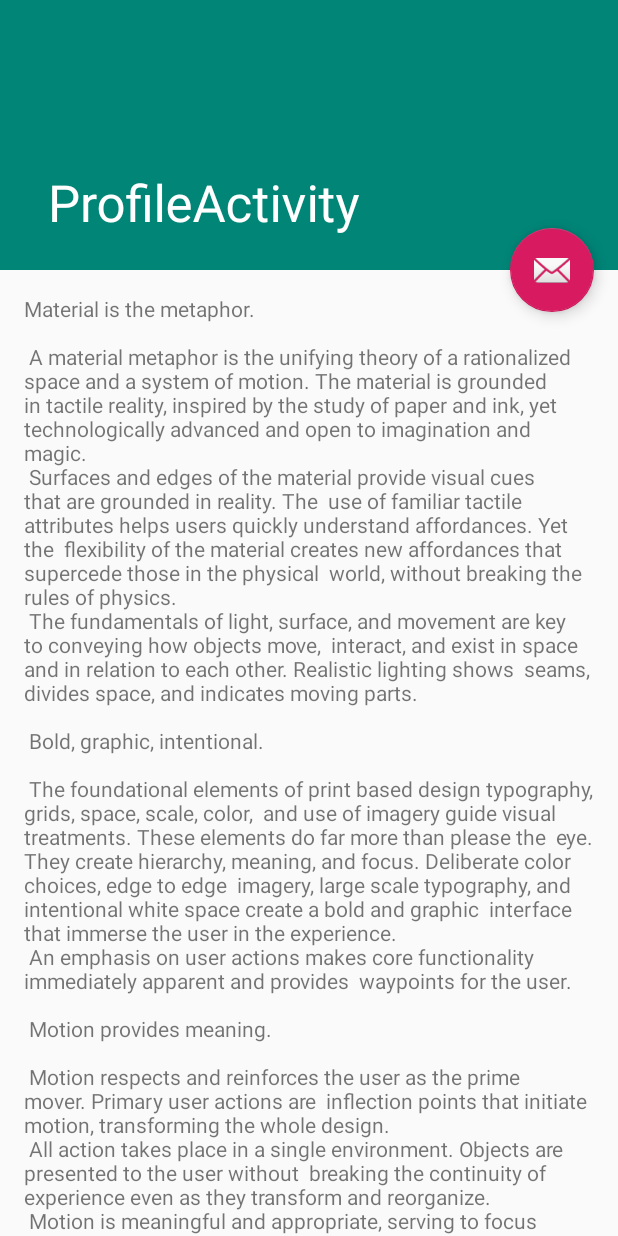
After one commit to zimivanende/HSAI, an Android app: the ProfileActivity screen opened directly, with no data from a screen before it, on a phone screen of 412 x 824 dp. The commit adds this screen. Run offline under Robolectric (Android 15) with nearby library versions, the phone set to English and light mode, and no system bars.

Commit message:
transition to profileActivity by tapping on the profile picture on hamburger menu

```diff
--- a/programma/app/src/main/AndroidManifest.xml
+++ b/programma/app/src/main/AndroidManifest.xml
@@ -25,7 +25,11 @@
         <activity android:name=".MiniGamesActivity" />
         <activity android:name=".LeaderboardActivity" />
         <activity android:name=".HelpActivity" />
-        <activity android:name=".ChallengesActivity"></activity>
+        <activity android:name=".ChallengesActivity" />
+        <activity
+            android:name=".ProfileActivity"
+            android:label="@string/title_activity_profile"
+            android:theme="@style/AppTheme.NoActionBar"></activity>
     </application>
 
 </manifest>
--- a/programma/app/src/main/java/hsai/prototype/fietsveilig/HomeActivity.java
+++ b/programma/app/src/main/java/hsai/prototype/fietsveilig/HomeActivity.java
@@ -1,6 +1,7 @@
 package hsai.prototype.fietsveilig;
 
 import android.content.Intent;
+import android.media.Image;
 import android.os.Bundle;
 import android.support.design.widget.FloatingActionButton;
 import android.support.design.widget.Snackbar;
@@ -16,6 +17,7 @@ import android.support.v7.widget.Toolbar;
 import android.view.Menu;
 import android.view.MenuItem;
 import android.view.ViewGroup;
+import android.widget.Button;
 import android.widget.ImageView;
 import android.widget.TextView;
 
@@ -56,24 +58,8 @@ public class HomeActivity extends AppCompatActivity
     public boolean onCreateOptionsMenu(Menu menu) {
         // Inflate the menu; this adds items to the action bar if it is present.
         getMenuInflater().inflate(R.menu.home, menu);
+        init();
         return true;
-    }
-
-    @Override
-    protected void onResume() {
-        super.onResume();
-
-        // set tap listener on profile imageView
-//        ImageView profileImage = findViewById(R.id.nav_header_profile_image);
-//        profileImage.setOnTouchListener(new View.OnTouchListener() {
-//            @Override
-//            public boolean onTouch(View v, MotionEvent event) {
-//                TextView tv = findViewById(R.id.nav_header_profile_name);
-//                tv.setText("ok!");
-//
-//                return true;
-//            }
-//        });
     }
 
     @Override
@@ -88,6 +74,18 @@ public class HomeActivity extends AppCompatActivity
 //        }
 
         return super.onOptionsItemSelected(item);
+    }
+
+    private void init(){
+        // go to profile activity when profile picture in hamburger menu is tapped
+        ImageView profilePic = findViewById(R.id.nav_header_profile_image);
+        profilePic.setOnClickListener(new View.OnClickListener() {
+            @Override
+            public void onClick(View v) {
+                Intent transfer = new Intent(HomeActivity.this, ProfileActivity.class);
+                startActivity(transfer);
+            }
+        });
     }
 
     @SuppressWarnings("StatementWithEmptyBody")
--- /dev/null
+++ b/programma/app/src/main/java/hsai/prototype/fietsveilig/ProfileActivity.java
@@ -0,0 +1,28 @@
+package hsai.prototype.fietsveilig;
+
+import android.os.Bundle;
+import android.support.design.widget.FloatingActionButton;
+import android.support.design.widget.Snackbar;
+import android.support.v7.app.AppCompatActivity;
+import android.support.v7.widget.Toolbar;
+import android.view.View;
+
+public class ProfileActivity extends AppCompatActivity {
+
+    @Override
+    protected void onCreate(Bundle savedInstanceState) {
+        super.onCreate(savedInstanceState);
+        setContentView(R.layout.profile_activity);
+        Toolbar toolbar = (Toolbar) findViewById(R.id.toolbar);
+        setSupportActionBar(toolbar);
+
+        FloatingActionButton fab = (FloatingActionButton) findViewById(R.id.fab);
+        fab.setOnClickListener(new View.OnClickListener() {
+            @Override
+            public void onClick(View view) {
+                Snackbar.make(view, "Replace with your own action", Snackbar.LENGTH_LONG)
+                        .setAction("Action", null).show();
+            }
+        });
+    }
+}
--- /dev/null
+++ b/programma/app/src/main/res/layout/content_profile.xml
@@ -0,0 +1,17 @@
+<?xml version="1.0" encoding="utf-8"?>
+<android.support.v4.widget.NestedScrollView xmlns:android="http://schemas.android.com/apk/res/android"
+    xmlns:app="http://schemas.android.com/apk/res-auto"
+    xmlns:tools="http://schemas.android.com/tools"
+    android:layout_width="match_parent"
+    android:layout_height="match_parent"
+    app:layout_behavior="@string/appbar_scrolling_view_behavior"
+    tools:context=".ProfileActivity"
+    tools:showIn="@layout/profile_activity">
+
+    <TextView
+        android:layout_width="wrap_content"
+        android:layout_height="wrap_content"
+        android:layout_margin="@dimen/text_margin"
+        android:text="@string/large_text" />
+
+</android.support.v4.widget.NestedScrollView>
--- /dev/null
+++ b/programma/app/src/main/res/layout/profile_activity.xml
@@ -0,0 +1,47 @@
+<?xml version="1.0" encoding="utf-8"?>
+<android.support.design.widget.CoordinatorLayout xmlns:android="http://schemas.android.com/apk/res/android"
+    xmlns:app="http://schemas.android.com/apk/res-auto"
+    xmlns:tools="http://schemas.android.com/tools"
+    android:layout_width="match_parent"
+    android:layout_height="match_parent"
+    android:fitsSystemWindows="true"
+    tools:context=".ProfileActivity">
+
+    <android.support.design.widget.AppBarLayout
+        android:id="@+id/app_bar"
+        android:layout_width="match_parent"
+        android:layout_height="@dimen/app_bar_height"
+        android:fitsSystemWindows="true"
+        android:theme="@style/AppTheme.AppBarOverlay">
+
+        <android.support.design.widget.CollapsingToolbarLayout
+            android:id="@+id/toolbar_layout"
+            android:layout_width="match_parent"
+            android:layout_height="match_parent"
+            android:fitsSystemWindows="true"
+            app:contentScrim="?attr/colorPrimary"
+            app:layout_scrollFlags="scroll|exitUntilCollapsed"
+            app:toolbarId="@+id/toolbar">
+
+            <android.support.v7.widget.Toolbar
+                android:id="@+id/toolbar"
+                android:layout_width="match_parent"
+                android:layout_height="?attr/actionBarSize"
+                app:layout_collapseMode="pin"
+                app:popupTheme="@style/AppTheme.PopupOverlay" />
+
+        </android.support.design.widget.CollapsingToolbarLayout>
+    </android.support.design.widget.AppBarLayout>
+
+    <include layout="@layout/content_profile" />
+
+    <android.support.design.widget.FloatingActionButton
+        android:id="@+id/fab"
+        android:layout_width="wrap_content"
+        android:layout_height="wrap_content"
+        android:layout_margin="@dimen/fab_margin"
+        app:layout_anchor="@id/app_bar"
+        app:layout_anchorGravity="bottom|end"
+        app:srcCompat="@android:drawable/ic_dialog_email" />
+
+</android.support.design.widget.CoordinatorLayout>
--- /dev/null
+++ b/programma/app/src/main/res/menu/menu_profile.xml
@@ -0,0 +1,10 @@
+<menu xmlns:android="http://schemas.android.com/apk/res/android"
+    xmlns:app="http://schemas.android.com/apk/res-auto"
+    xmlns:tools="http://schemas.android.com/tools"
+    tools:context="hsai.prototype.fietsveilig.ProfileActivity">
+    <item
+        android:id="@+id/action_settings"
+        android:orderInCategory="100"
+        android:title="@string/action_settings"
+        app:showAsAction="never" />
+</menu>
--- a/programma/app/src/main/res/values/dimens.xml
+++ b/programma/app/src/main/res/values/dimens.xml
@@ -5,4 +5,6 @@
     <dimen name="nav_header_vertical_spacing">8dp</dimen>
     <dimen name="nav_header_height">176dp</dimen>
     <dimen name="fab_margin">16dp</dimen>
+    <dimen name="app_bar_height">180dp</dimen>
+    <dimen name="text_margin">16dp</dimen>
 </resources>
--- a/programma/app/src/main/res/values/strings.xml
+++ b/programma/app/src/main/res/values/strings.xml
@@ -87,4 +87,94 @@
     <string name="minigames">Minigames</string>
     <string name="settings">Settings</string>
     <string name="help">Help</string>
+    <string name="title_activity_profile">ProfileActivity</string>
+    <string name="large_text">
+        "Material is the metaphor.\n\n"
+
+        "A material metaphor is the unifying theory of a rationalized space and a system of motion."
+        "The material is grounded in tactile reality, inspired by the study of paper and ink, yet "
+        "technologically advanced and open to imagination and magic.\n"
+        "Surfaces and edges of the material provide visual cues that are grounded in reality. The "
+        "use of familiar tactile attributes helps users quickly understand affordances. Yet the "
+        "flexibility of the material creates new affordances that supercede those in the physical "
+        "world, without breaking the rules of physics.\n"
+        "The fundamentals of light, surface, and movement are key to conveying how objects move, "
+        "interact, and exist in space and in relation to each other. Realistic lighting shows "
+        "seams, divides space, and indicates moving parts.\n\n"
+
+        "Bold, graphic, intentional.\n\n"
+
+        "The foundational elements of print based design typography, grids, space, scale, color, "
+        "and use of imagery guide visual treatments. These elements do far more than please the "
+        "eye. They create hierarchy, meaning, and focus. Deliberate color choices, edge to edge "
+        "imagery, large scale typography, and intentional white space create a bold and graphic "
+        "interface that immerse the user in the experience.\n"
+        "An emphasis on user actions makes core functionality immediately apparent and provides "
+        "waypoints for the user.\n\n"
+
+        "Motion provides meaning.\n\n"
+
+        "Motion respects and reinforces the user as the prime mover. Primary user actions are "
+        "inflection points that initiate motion, transforming the whole design.\n"
+        "All action takes place in a single environment. Objects are presented to the user without "
+        "breaking the continuity of experience even as they transform and reorganize.\n"
+        "Motion is meaningful and appropriate, serving to focus attention and maintain continuity. "
+        "Feedback is subtle yet clear. Transitions are efﬁcient yet coherent.\n\n"
+
+        "3D world.\n\n"
+
+        "The material environment is a 3D space, which means all objects have x, y, and z "
+        "dimensions. The z-axis is perpendicularly aligned to the plane of the display, with the "
+        "positive z-axis extending towards the viewer. Every sheet of material occupies a single "
+        "position along the z-axis and has a standard 1dp thickness.\n"
+        "On the web, the z-axis is used for layering and not for perspective. The 3D world is "
+        "emulated by manipulating the y-axis.\n\n"
+
+        "Light and shadow.\n\n"
+
+        "Within the material environment, virtual lights illuminate the scene. Key lights create "
+        "directional shadows, while ambient light creates soft shadows from all angles.\n"
+        "Shadows in the material environment are cast by these two light sources. In Android "
+        "development, shadows occur when light sources are blocked by sheets of material at "
+        "various positions along the z-axis. On the web, shadows are depicted by manipulating the "
+        "y-axis only. The following example shows the card with a height of 6dp.\n\n"
+
+        "Resting elevation.\n\n"
+
+        "All material objects, regardless of size, have a resting elevation, or default elevation "
+        "that does not change. If an object changes elevation, it should return to its resting "
+        "elevation as soon as possible.\n\n"
+
+        "Component elevations.\n\n"
+
+        "The resting elevation for a component type is consistent across apps (e.g., FAB elevation "
+        "does not vary from 6dp in one app to 16dp in another app).\n"
+        "Components may have different resting elevations across platforms, depending on the depth "
+        "of the environment (e.g., TV has a greater depth than mobile or desktop).\n\n"
+
+        "Responsive elevation and dynamic elevation offsets.\n\n"
+
+        "Some component types have responsive elevation, meaning they change elevation in response "
+        "to user input (e.g., normal, focused, and pressed) or system events. These elevation "
+        "changes are consistently implemented using dynamic elevation offsets.\n"
+        "Dynamic elevation offsets are the goal elevation that a component moves towards, relative "
+        "to the component’s resting state. They ensure that elevation changes are consistent "
+        "across actions and component types. For example, all components that lift on press have "
+        "the same elevation change relative to their resting elevation.\n"
+        "Once the input event is completed or cancelled, the component will return to its resting "
+        "elevation.\n\n"
+
+        "Avoiding elevation interference.\n\n"
+
+        "Components with responsive elevations may encounter other components as they move between "
+        "their resting elevations and dynamic elevation offsets. Because material cannot pass "
+        "through other material, components avoid interfering with one another any number of ways, "
+        "whether on a per component basis or using the entire app layout.\n"
+        "On a component level, components can move or be removed before they cause interference. "
+        "For example, a floating action button (FAB) can disappear or move off screen before a "
+        "user picks up a card, or it can move if a snackbar appears.\n"
+        "On the layout level, design your app layout to minimize opportunities for interference. "
+        "For example, position the FAB to one side of stream of a cards so the FAB won’t interfere "
+        "when a user tries to pick up one of cards.\n\n"
+    </string>
 </resources>
```
Also changed, not shown: 3 other files.
